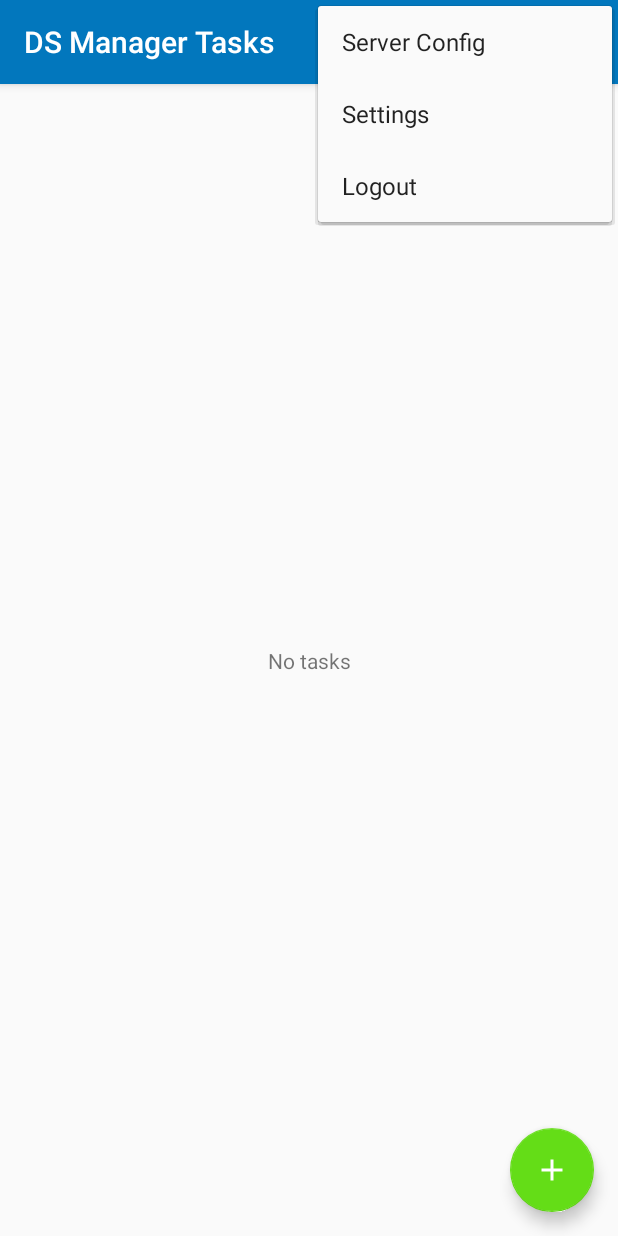
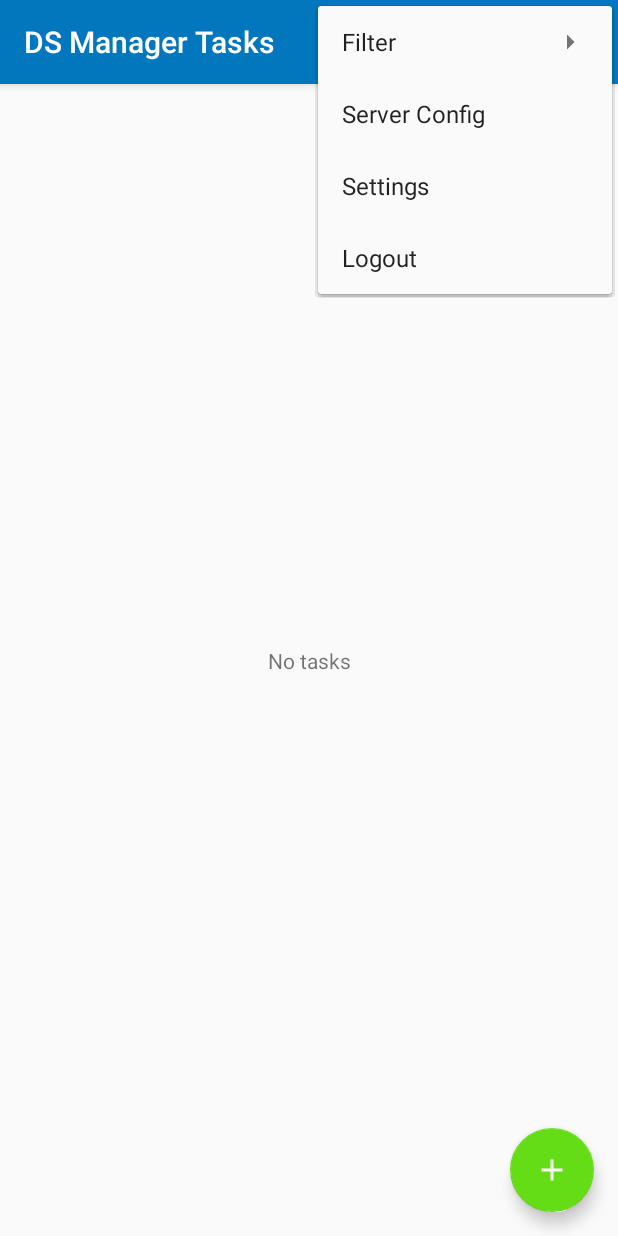
Before and after one commit to MarcDufresne/DSManager, an Android app: the TaskListActivity screen opened directly, with no data from a screen before it, with the options menu open, on a phone screen of 412 x 824 dp. Run offline under Robolectric (Android 15) with nearby library versions, the phone set to English and light mode, and no system bars; our stand-ins replace ButterKnife; 1 statement that could not run was skipped.

Commit message:
Added task filtering

```diff
--- /dev/null
+++ b/app/src/main/res/drawable/ic_filter_list_white_24dp.xml
@@ -0,0 +1,9 @@
+<vector xmlns:android="http://schemas.android.com/apk/res/android"
+        android:width="24dp"
+        android:height="24dp"
+        android:viewportWidth="24.0"
+        android:viewportHeight="24.0">
+    <path
+        android:fillColor="#FFFFFFFF"
+        android:pathData="M10,18h4v-2h-4v2zM3,6v2h18L21,6L3,6zM6,13h12v-2L6,11v2z"/>
+</vector>
--- a/app/src/main/res/menu/menu_task_list.xml
+++ b/app/src/main/res/menu/menu_task_list.xml
@@ -53,6 +53,39 @@
     </item>
 
     <item
+        android:id="@+id/action_filter"
+        android:orderInCategory="35"
+        android:title="@string/action_filter"
+        app:showAsAction="ifRoom"
+        android:icon="@drawable/ic_filter_list_white_24dp">
+        <menu>
+            <group
+                android:id="@+id/action_group_filter"
+                android:checkableBehavior="single">
+                <item
+                    android:id="@+id/action_filter_bt"
+                    android:title="@string/action_filter_bt"/>
+                <item
+                    android:id="@+id/action_filter_nzb"
+                    android:title="@string/action_filter_nzb"/>
+                <item
+                    android:id="@+id/action_filter_http"
+                    android:title="@string/action_filter_http"/>
+                <item
+                    android:id="@+id/action_filter_ftp"
+                    android:title="@string/action_filter_ftp"/>
+                <item
+                    android:id="@+id/action_filter_emule"
+                    android:title="@string/action_filter_emule"/>
+                <item
+                    android:id="@+id/action_filter_none"
+                    android:title="@string/action_filter_none"
+                    android:checked="true"/>
+            </group>
+        </menu>
+    </item>
+
+    <item
         android:id="@+id/action_server_config"
         android:orderInCategory="40"
         android:title="@string/action_server_config"
--- a/app/src/main/res/values/strings.xml
+++ b/app/src/main/res/values/strings.xml
@@ -15,6 +15,7 @@
     <string name="action_logout">Logout</string>
     <string name="action_refresh">Refresh</string>
     <string name="action_sort">Sort</string>
+    <string name="action_filter">Filter</string>
 
     <string name="action_sort_name_asc">Name ASC</string>
     <string name="action_sort_name_desc">Name DESC</string>
@@ -25,6 +26,13 @@
     <string name="action_sort_ul_speed_asc">UL Speed ASC</string>
     <string name="action_sort_ul_speed_desc">UL Speed DESC</string>
     <string name="action_sort_default">Default</string>
+
+    <string name="action_filter_bt">BitTorrent</string>
+    <string name="action_filter_http">HTTP</string>
+    <string name="action_filter_ftp">FTP</string>
+    <string name="action_filter_emule">eMule</string>
+    <string name="action_filter_nzb">NZB</string>
+    <string name="action_filter_none">None</string>
 
     <string name="debug_api_button">Test</string>
     <string-array name="debug_api_choices">
```
Also changed, not shown: app/build.gradle (+6 -2 lines), app/src/main/java/net/imatruck/dsmanager/TaskListActivity.java (+49 -0 lines).
